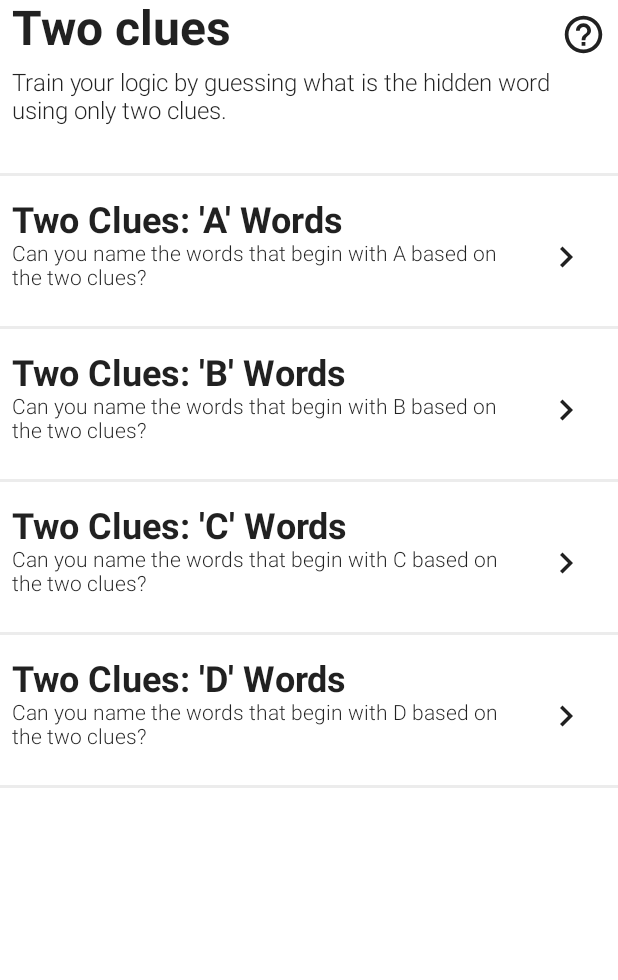
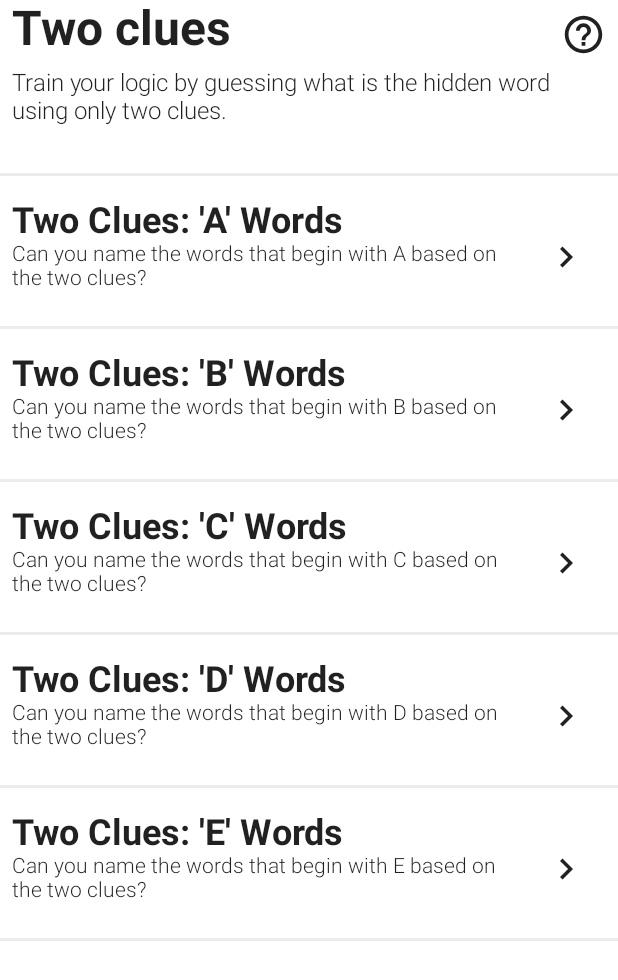
Before and after one commit to YaroslavGorbach-code/two_clues, an Android app built with Jetpack Compose: the screen it shows after launch (MainActivity), on a phone screen of 412 x 824 dp. Shown: the top 980 px of the screen. Run offline under Robolectric (Android 15) with nearby library versions, the light colour scheme and no system bars; our stand-ins replace AdMob, Dagger/Hilt's generated code, accompanist; 2 statements that could not run were skipped.

Commit message:
add one more quiz

```diff
--- a/app/src/main/java/andersen/two_clues/data/common/model/PuzzleName.kt
+++ b/app/src/main/java/andersen/two_clues/data/common/model/PuzzleName.kt
@@ -7,6 +7,7 @@ enum class PuzzleName(val resId: Int) {
     LETTER_B(R.string.letter_b_name),
     LETTER_C(R.string.letter_c_name),
     LETTER_D(R.string.letter_d_name),
+    LETTER_E(R.string.letter_e_name),
 }
 
 fun PuzzleName.findNext(): PuzzleName? {
--- a/app/src/main/java/andersen/two_clues/data/puzzle/provider/TaskAnswersProvider.kt
+++ b/app/src/main/java/andersen/two_clues/data/puzzle/provider/TaskAnswersProvider.kt
@@ -26,6 +26,10 @@ class TaskAnswersProvider(private val context: Context) {
             PuzzleName.LETTER_D -> context.resources.getStringArray(
                 R.array.task_answers_letter_d
             ).toList().map { it.split(WORD_SPLIT_SYMBOL) }
+
+            PuzzleName.LETTER_E ->  context.resources.getStringArray(
+                R.array.task_answers_letter_e
+            ).toList().map { it.split(WORD_SPLIT_SYMBOL) }
         }
     }
 }
--- a/app/src/main/java/andersen/two_clues/data/puzzle/provider/TaskCuesResIdProvider.kt
+++ b/app/src/main/java/andersen/two_clues/data/puzzle/provider/TaskCuesResIdProvider.kt
@@ -10,6 +10,7 @@ class TaskCuesResIdProvider {
             PuzzleName.LETTER_B -> R.string.task_letter_b
             PuzzleName.LETTER_C -> R.string.task_letter_c
             PuzzleName.LETTER_D -> R.string.task_letter_d
+            PuzzleName.LETTER_E -> R.string.task_letter_e
         }
     }
 }
--- a/app/src/main/java/andersen/two_clues/data/puzzles/factory/PuzzleDescriptionProvider.kt
+++ b/app/src/main/java/andersen/two_clues/data/puzzles/factory/PuzzleDescriptionProvider.kt
@@ -12,6 +12,7 @@ class PuzzleDescriptionProvider(private val context: Context) {
             PuzzleName.LETTER_B -> context.resources.getString(R.string.letter_b_description)
             PuzzleName.LETTER_C -> context.resources.getString(R.string.letter_c_description)
             PuzzleName.LETTER_D -> context.resources.getString(R.string.letter_d_description)
+            PuzzleName.LETTER_E -> context.resources.getString(R.string.letter_e_description)
         }
     }
 }
--- a/app/src/main/res/values/answers.xml
+++ b/app/src/main/res/values/answers.xml
@@ -99,4 +99,27 @@
         <item>Doll</item>
         <item>Davis</item>
     </string-array>
+
+    <string-array name="task_answers_letter_e">
+        <item>Edgar</item>
+        <item>Element</item>
+        <item>Eagle</item>
+        <item>Elephant</item>
+        <item>Encyclopedia</item>
+        <item>Explorer</item>
+        <item>Emotion</item>
+        <item>Ellen</item>
+        <item>Expletive</item>
+        <item>Exterminator</item>
+        <item>Egg</item>
+        <item>Elvis</item>
+        <item>Equinox</item>
+        <item>Economist</item>
+        <item>Editor</item>
+        <item>Evans</item>
+        <item>Elizabeth</item>
+        <item>Envelope</item>
+        <item>Emperor</item>
+        <item>Elf</item>
+    </string-array>
 </resources>
--- a/app/src/main/res/values/descriptions.xml
+++ b/app/src/main/res/values/descriptions.xml
@@ -4,4 +4,5 @@
     <string name="letter_b_description">Can you name the words that begin with B based on the two clues?</string>
     <string name="letter_c_description">Can you name the words that begin with C based on the two clues?</string>
     <string name="letter_d_description">Can you name the words that begin with D based on the two clues?</string>
+    <string name="letter_e_description">Can you name the words that begin with E based on the two clues?</string>
 </resources>
--- a/app/src/main/res/values/names.xml
+++ b/app/src/main/res/values/names.xml
@@ -4,4 +4,5 @@
     <string name="letter_b_name">Two Clues: \'B\' Words</string>
     <string name="letter_c_name">Two Clues: \'C\' Words</string>
     <string name="letter_d_name">Two Clues: \'D\' Words</string>
+    <string name="letter_e_name">Two Clues: \'E\' Words</string>
 </resources>
--- a/app/src/main/res/values/tasks.xml
+++ b/app/src/main/res/values/tasks.xml
@@ -99,4 +99,27 @@
         | Raggedy Ann &amp;&amp; Barbie
         | Bette &amp;&amp; Mac
     </string>
+
+    <string name="task_letter_e">
+        Rice Burroughs &amp;&amp; Allan Poe
+        | Helium &amp;&amp; Magnesium
+        | Bald &amp;&amp; Golden
+        | Dumbo &amp;&amp;  Horton
+        | Britannica &amp;&amp;  World Book
+        | Marco Polo &amp;&amp; Ferdinand Magellan
+        | Sadness &amp;&amp; Anger
+        | Barkin &amp;&amp; Burstyn
+        | &amp;$%@! &amp;&amp; @#%$&amp;!
+        | Terminix &amp;&amp; Orkin
+        | Easter &amp;&amp; Fabergé
+        | Presley &amp;&amp; Costello
+        | Vernal &amp;&amp; Autumnal
+        | John Maynard Keynes &amp;&amp; Milton Friedman
+        | William Shawn &amp;&amp; Ben Bradlee
+        | Dale &amp;&amp; Linda
+        | Taylor &amp;&amp; Montgomery
+        | Manila &amp;&amp;  #10
+        | Hirohito &amp;&amp; Palpatine
+        | Legolas &amp;&amp; Buddy
+    </string>
 </resources>
```
